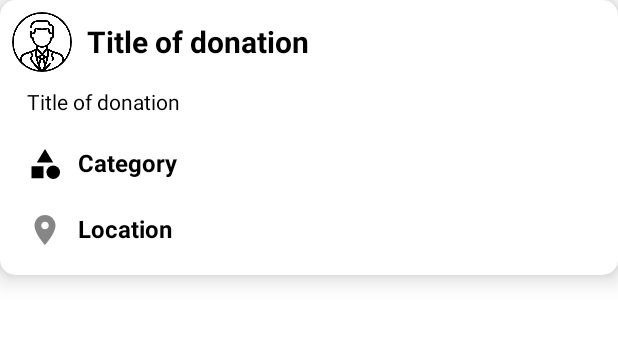
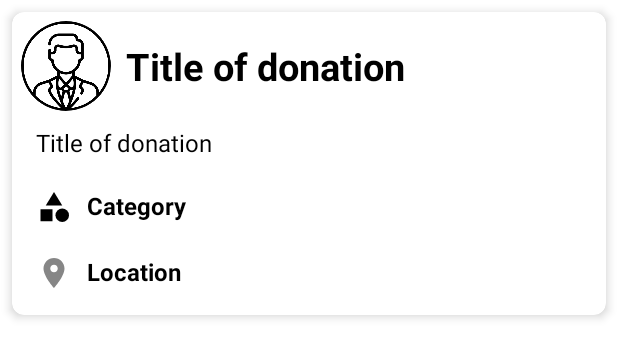
Before and after one commit to Talhaitis612/GiveIt-gi, an Android app: the layout donation_item_layout.xml on its own in the app's theme, with its tools: preview values and no code run, on a phone screen of 412 x 824 dp. Shown: the top 358 px of the screen. Run offline under Robolectric (Android 15) with nearby library versions, the phone set to English and light mode, and no system bars.

```diff
--- a/app/src/main/java/com/example/giveit_gi/DonorActivities/CategoriesActivities/DonateThingsActivity.java
+++ b/app/src/main/java/com/example/giveit_gi/DonorActivities/CategoriesActivities/DonateThingsActivity.java
@@ -146,8 +146,8 @@ public class DonateThingsActivity extends AppCompatActivity implements View.OnCl
                                                 binding.nameEditText.getText().toString().trim(),
                                                 binding.descriptionEditText.getText().toString().trim(),
                                                 binding.categoryEditText.getText().toString().trim(),
+                                                myUrl,
                                                 binding.locationEditText.getText().toString().trim(),
-                                                myUrl,
                                                 currentUserID
                                         );
 
--- a/app/src/main/java/com/example/giveit_gi/Models/Donation.java
+++ b/app/src/main/java/com/example/giveit_gi/Models/Donation.java
@@ -3,6 +3,10 @@ package com.example.giveit_gi.Models;
 public class Donation {
 
     private String donationID,title, description, category, location, imageURL, donorID;
+
+    public Donation() {
+
+    }
 
     public Donation(String donationID,String title, String description,String category, String imageURL, String location, String donorID) {
         this.donationID = donationID;
--- a/app/src/main/res/layout/donation_item_layout.xml
+++ b/app/src/main/res/layout/donation_item_layout.xml
@@ -3,14 +3,16 @@
     android:layout_width="match_parent"
     android:layout_height="wrap_content"
     xmlns:app="http://schemas.android.com/apk/res-auto"
-    app:cardElevation="10dp"
-    app:cardCornerRadius="10dp"
-    >
+    app:cardElevation="4dp"
+    app:cardCornerRadius="8dp"
+    android:layout_margin="8dp"
+    android:clickable="true"
+    android:focusable="true">
 
     <LinearLayout
         android:layout_width="match_parent"
         android:layout_height="wrap_content"
-        android:padding="8dp"
+        android:padding="6dp"
         android:orientation="vertical"
         >
         <LinearLayout
@@ -20,8 +22,8 @@
 
             <de.hdodenhof.circleimageview.CircleImageView
                 android:id="@+id/donation_image"
-                android:layout_width="40dp"
-                android:layout_height="40dp"
+                android:layout_width="60dp"
+                android:layout_height="60dp"
                 android:src="@drawable/dummy_profile_icon"
                 />
 
@@ -32,7 +34,7 @@
                 android:text="@string/title_of_donation"
                 android:layout_gravity="center"
                 android:layout_marginStart="10dp"
-                android:textSize="20sp"
+                android:textSize="25sp"
                 android:textStyle="bold"
                 android:textColor="@color/black"
                 />
@@ -45,7 +47,7 @@
             android:layout_height="wrap_content"
             android:text="@string/title_of_donation"
             android:layout_marginStart="10dp"
-            android:textSize="14sp"
+            android:textSize="16sp"
             android:textColor="@color/black"
             android:layout_marginTop="10dp"
             />
--- a/app/src/main/res/layout/fragment_donation_list.xml
+++ b/app/src/main/res/layout/fragment_donation_list.xml
@@ -10,7 +10,7 @@
         android:id="@+id/donationRecycler"
         android:layout_width="match_parent"
         android:layout_height="wrap_content"
-        android:padding="20dp"
+        android:padding="8dp"
         />
 
 </FrameLayout>
--- a/app/src/main/res/values/colors.xml
+++ b/app/src/main/res/values/colors.xml
@@ -1,9 +1,11 @@
 <?xml version="1.0" encoding="utf-8"?>
 <resources>
     <color name="purple_200">#FFBB86FC</color>
-    <color name="purple_500">#FF6200EE</color>
-    <color name="purple_700">#FF3700B3</color>
+<!--    FF6200EE-->
+    <color name="purple_500">#FF03DAC5</color>
+    <color name="purple_700">#00B3A1</color>
     <color name="teal_200">#FF03DAC5</color>
+<!--    FF018786-->
     <color name="teal_700">#FF018786</color>
     <color name="black">#FF000000</color>
     <color name="off_white">#BCBCBC</color>
--- a/app/src/main/res/values/themes.xml
+++ b/app/src/main/res/values/themes.xml
@@ -3,7 +3,7 @@
     <style name="Theme.GiveItgi" parent="Theme.MaterialComponents.DayNight.NoActionBar">
         <!-- Customize your theme here. -->
         <item name="colorPrimary">@color/purple_500</item>
-        <item name="colorPrimaryDark">@color/purple_700</item>
+        <item name="colorPrimaryDark">@color/white</item>
         <item name="colorAccent">@color/purple_200</item>
         <item name="android:windowLightStatusBar" tools:targetApi="m">true</item>
     </style>
@@ -11,7 +11,7 @@
     <style name="Theme.GiveItgi.ActionBar" parent="Theme.MaterialComponents.DayNight.DarkActionBar">
         <!-- Customize your theme here. -->
         <item name="colorPrimary">@color/purple_500</item>
-        <item name="colorPrimaryDark">@color/purple_700</item>
+        <item name="colorPrimaryDark">@color/white</item>
         <item name="colorAccent">@color/purple_200</item>
         <item name="android:windowLightStatusBar" tools:targetApi="m">true</item>
     </style>
```
Also changed, not shown: app/src/main/java/com/example/giveit_gi/DonorActivities/Adapters/DonationAdapter.java (+8 -0 lines), app/src/main/java/com/example/giveit_gi/DonorActivities/fragments/DonationListFragment.java (+13 -0 lines).
